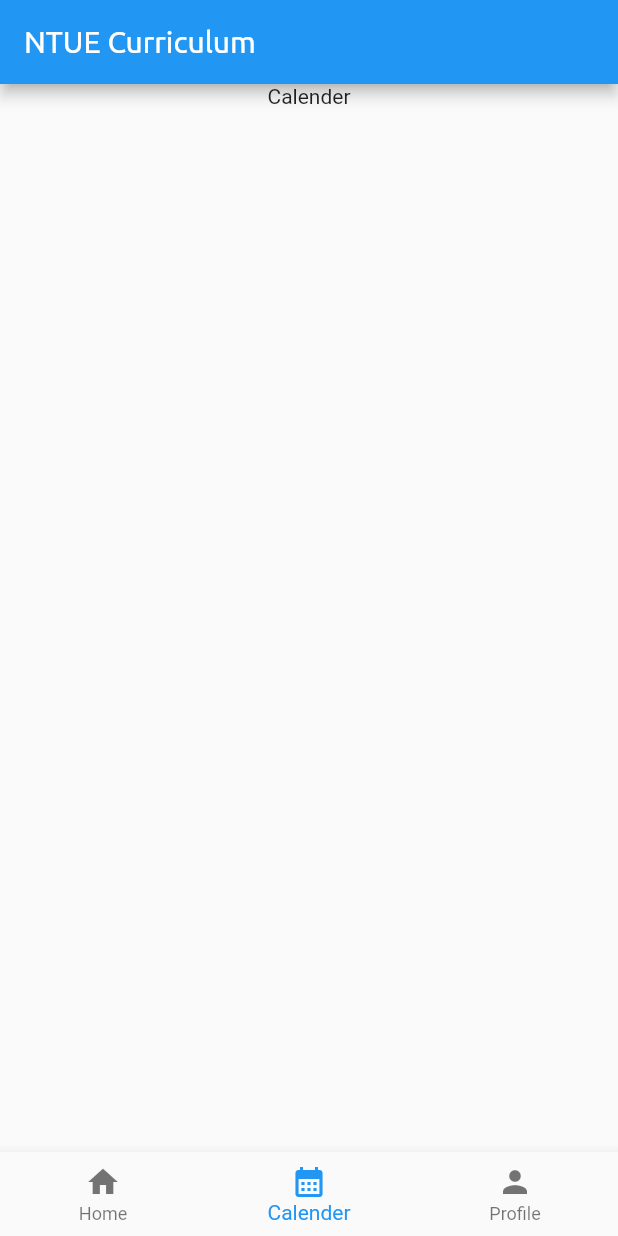
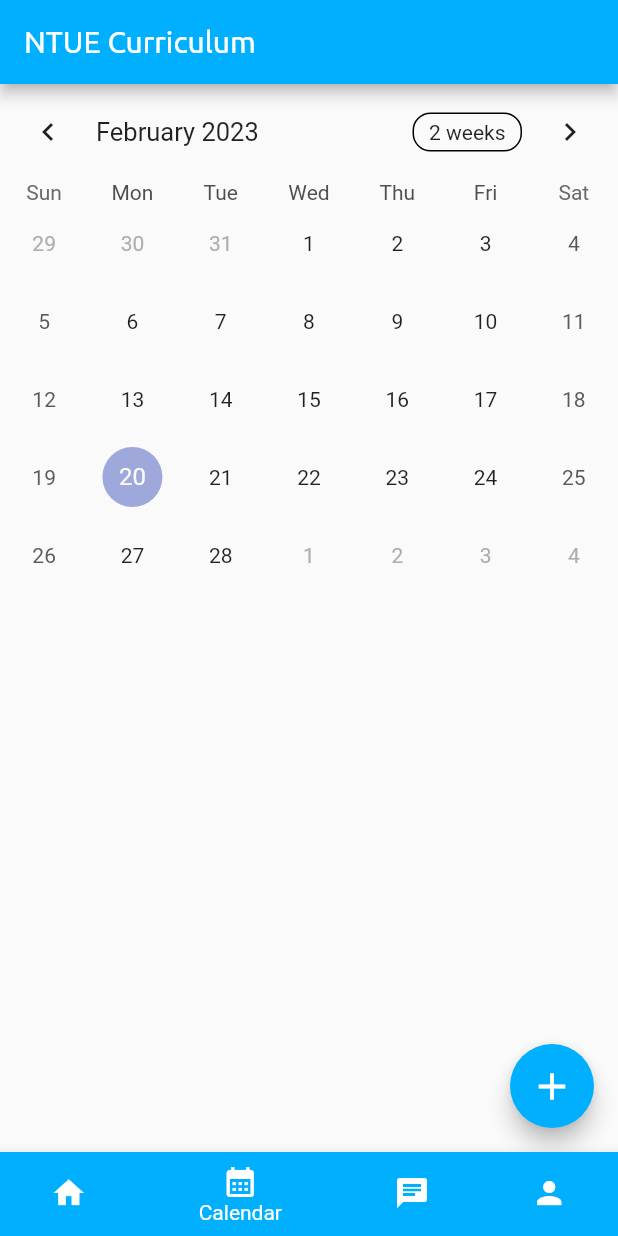
Before and after one commit to Lichyo/NTUETodo, a Flutter app: the screen it shows after launch, item 2 of the bottom bar chosen, on a phone screen of 412 x 824 dp. Run offline on Flutter 3.47's test engine with Material 2 defaults, Android fonts, the phone set to English and light mode, and no system bars; drawn by our look-alikes of table_calendar; project files that could hold a hidden picture were left out.

Commit message:
Implementing Calender

```diff
--- a/lib/components/class_container.dart
+++ b/lib/components/class_container.dart
@@ -1,6 +1,6 @@
 import 'package:flutter/material.dart';
 import 'package:todo/models/curriculum.dart';
-import 'package:todo/screens/todo_screen.dart';
+import 'package:todo/screens/routes/home_route/todo_screen.dart';
 
 class ClassContainer extends StatelessWidget {
   ClassContainer({
--- a/lib/main.dart
+++ b/lib/main.dart
@@ -2,7 +2,6 @@ import 'package:flutter/material.dart';
 import 'package:provider/provider.dart';
 import 'package:todo/models/task/task_data.dart';
 import 'screens/home_page.dart';
-import 'constants.dart';
 
 void main() => runApp(const MyApp());
 
--- a/lib/screens/home_page.dart
+++ b/lib/screens/home_page.dart
@@ -1,8 +1,8 @@
 import 'package:flutter/material.dart';
-import 'package:todo/constants.dart';
-import 'package:todo/screens/login_screen.dart';
-import 'home_route.dart';
-import 'profile_route.dart';
+import 'routes/home_route/home_route.dart';
+import 'routes/profile_route.dart';
+import 'routes/calender/calender_screen.dart';
+
 
 class Home extends StatefulWidget {
   const Home({Key? key}) : super(key: key);
@@ -14,9 +14,10 @@ class Home extends StatefulWidget {
 class _HomeState extends State<Home> {
   static List<Widget> widgetOption = [
     HomeRoute(),
+    CalendarScreen(),
     Column(
       children: const [
-        Text('Calender'),
+        Text('Chat'),
       ],
     ),
     const ProfileRoute(),
@@ -34,24 +35,33 @@ class _HomeState extends State<Home> {
   Widget build(BuildContext context) {
     return Scaffold(
       bottomNavigationBar: BottomNavigationBar(
-        items: const <BottomNavigationBarItem>[
+        items: <BottomNavigationBarItem>[
           BottomNavigationBarItem(
-            icon: Icon(Icons.home),
+            icon: const Icon(Icons.home),
             label: 'Home',
+            backgroundColor: Colors.lightBlueAccent.shade400,
           ),
           BottomNavigationBarItem(
-            icon: Icon(Icons.calendar_month),
-            label: 'Calender',
+            icon: const Icon(Icons.calendar_month),
+            label: 'Calendar',
+            backgroundColor: Colors.lightBlueAccent.shade400,
           ),
           BottomNavigationBarItem(
-            icon: Icon(Icons.person),
+            icon: const Icon(Icons.chat),
+            label: 'Chat',
+            backgroundColor: Colors.lightBlueAccent.shade400,
+          ),
+          BottomNavigationBarItem(
+            icon: const Icon(Icons.person),
             label: 'Profile',
+            backgroundColor: Colors.lightBlueAccent.shade400,
           ),
         ],
         currentIndex: _selectedIndex,
         onTap: onItemPressed,
       ),
       appBar: AppBar(
+        backgroundColor: Colors.lightBlueAccent.shade400,
         title: const Text(
           'NTUE Curriculum',
           // style: kAppBarTitleTextStyle,
@@ -62,6 +72,7 @@ class _HomeState extends State<Home> {
       ),
       body: Center(
         child: widgetOption.elementAt(_selectedIndex),
+        // child: LoginScreen(),
       ),
     );
   }
--- /dev/null
+++ b/lib/screens/routes/calender/calender_screen.dart
@@ -0,0 +1,43 @@
+import 'package:flutter/material.dart';
+import 'package:table_calendar/table_calendar.dart';
+
+class CalendarScreen extends StatefulWidget {
+  const CalendarScreen({Key? key}) : super(key: key);
+
+  @override
+  State<CalendarScreen> createState() => _CalendarScreenState();
+}
+
+class _CalendarScreenState extends State<CalendarScreen> {
+  DateTime? _selectedDay;
+  DateTime _focusedDay = DateTime.now();
+
+  @override
+  Widget build(BuildContext context) {
+    return Scaffold(
+      floatingActionButton: FloatingActionButton(
+          backgroundColor: Colors.lightBlueAccent.shade400,
+          onPressed: () {},
+          child: const Icon(Icons.add, size: 30,),
+      ),
+      body: Column(
+        children: [
+          TableCalendar(
+            focusedDay: DateTime.now(),
+            firstDay: DateTime.utc(2010, 10, 16),
+            lastDay: DateTime.utc(2030, 3, 14),
+            selectedDayPredicate: (day) {
+              return isSameDay(_selectedDay, day);
+            },
+            onDaySelected: (selectedDay, focusedDay) {
+              setState(() {
+                _selectedDay = selectedDay;
+                _focusedDay = focusedDay; // update `_focusedDay` here as well
+              });
+            },
+          )
+        ],
+      ),
+    );
+  }
+}
--- a/lib/screens/todo_screen.dart
+++ b/lib/screens/routes/home_route/todo_screen.dart
@@ -2,7 +2,7 @@ import 'package:flutter/material.dart';
 import 'package:todo/components/task_list.dart';
 import 'package:todo/constants.dart';
 import 'package:todo/models/curriculum.dart';
-import 'package:todo/screens/add_task_screen.dart';
+import 'package:todo/screens/routes/home_route/add_task_screen.dart';
 import 'package:todo/components/task_tile.dart';
 
 class TODO extends StatelessWidget {
@@ -13,6 +13,7 @@ class TODO extends StatelessWidget {
   Widget build(BuildContext context) {
     return Scaffold(
       floatingActionButton: FloatingActionButton(
+        backgroundColor: Colors.lightBlueAccent.shade400,
         child: const Icon(
           Icons.add,
           size: 30.0,
@@ -23,6 +24,7 @@ class TODO extends StatelessWidget {
         },
       ),
       appBar: AppBar(
+        backgroundColor: Colors.lightBlueAccent.shade400,
         title: const Text(
           'NTUE Curriculum',
           style: kAppBarTitleTextStyle,
--- a/pubspec.yaml
+++ b/pubspec.yaml
@@ -37,6 +37,7 @@ dependencies:
   cupertino_icons: ^1.0.2
   provider: ^6.0.5
   modal_progress_hud_nsn: ^0.3.0
+  table_calendar: ^3.0.9
 #  cloud_firestore: ^4.4.0
 #  firebase_auth: ^4.2.6
 #  firebase_core: ^2.5.0
```
Also changed, not shown: lib/screens/login_screen.dart (deleted, +0 -12 lines), lib/screens/user/login_screen.dart (added, +40 -0 lines), lib/screens/routes/home_route/add_task_screen.dart (renamed from lib/screens/add_task_screen.dart), lib/screens/routes/home_route/home_route.dart (renamed from lib/screens/home_route.dart), lib/screens/routes/profile_route.dart (renamed from lib/screens/profile_route.dart), pubspec.lock.
